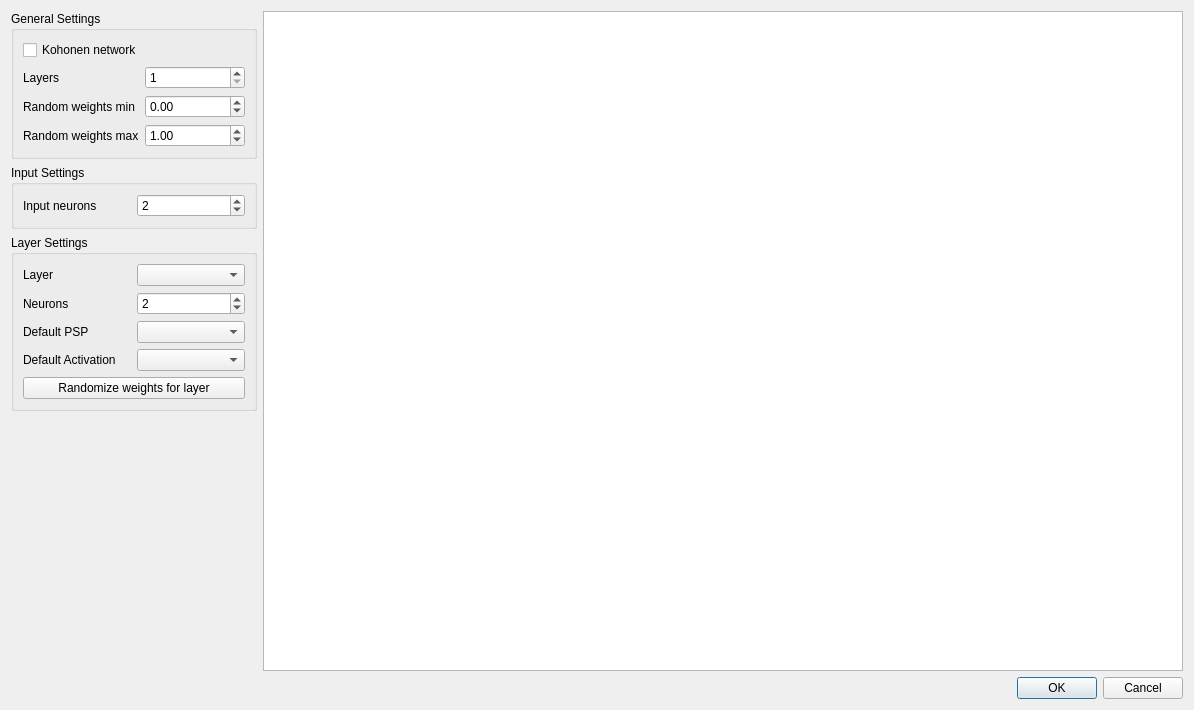
Before: the Qt Designer form NeuralNetwork/pl/edu/agh/neural/gui/creator/NetworkCreatorUi.ui in Pharisaeus/Neural, drawn with Qt 5.
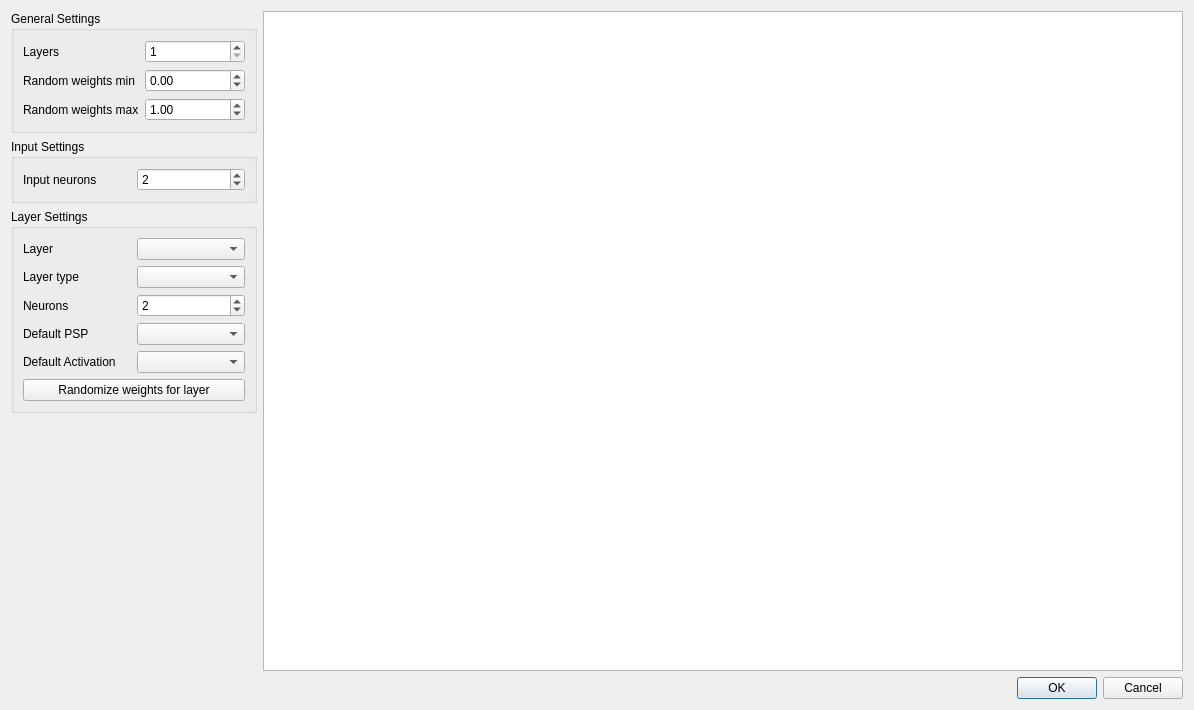
After: the same form once the commit is applied.

```diff
--- a/NeuralNetwork/pl/edu/agh/neural/gui/creator/NetworkCreatorUi.ui
+++ b/NeuralNetwork/pl/edu/agh/neural/gui/creator/NetworkCreatorUi.ui
@@ -26,14 +26,7 @@
          <layout class="QHBoxLayout" name="horizontalLayout_4">
           <item>
            <layout class="QGridLayout" name="gridLayout_2">
-            <item row="2" column="0">
-             <widget class="QLabel" name="label">
-              <property name="text">
-               <string>Layers</string>
-              </property>
-             </widget>
-            </item>
-            <item row="2" column="1">
+            <item row="1" column="1">
              <widget class="QSpinBox" name="layersEdit">
               <property name="minimum">
                <number>1</number>
@@ -46,37 +39,7 @@
               </property>
              </widget>
             </item>
-            <item row="3" column="0">
-             <widget class="QLabel" name="label_6">
-              <property name="text">
-               <string>Random weights min</string>
-              </property>
-             </widget>
-            </item>
             <item row="3" column="1">
-             <widget class="QDoubleSpinBox" name="minWeights">
-              <property name="minimumSize">
-               <size>
-                <width>100</width>
-                <height>0</height>
-               </size>
-              </property>
-              <property name="minimum">
-               <double>-100.000000000000000</double>
-              </property>
-              <property name="maximum">
-               <double>100.000000000000000</double>
-              </property>
-             </widget>
-            </item>
-            <item row="4" column="0">
-             <widget class="QLabel" name="label_7">
-              <property name="text">
-               <string>Random weights max</string>
-              </property>
-             </widget>
-            </item>
-            <item row="4" column="1">
              <widget class="QDoubleSpinBox" name="maxWeights">
               <property name="minimumSize">
                <size>
@@ -101,10 +64,40 @@
               </property>
              </widget>
             </item>
-            <item row="1" column="0" colspan="2">
-             <widget class="QCheckBox" name="kohonenNetwork">
+            <item row="3" column="0">
+             <widget class="QLabel" name="label_7">
               <property name="text">
-               <string>Kohonen network</string>
+               <string>Random weights max</string>
+              </property>
+             </widget>
+            </item>
+            <item row="2" column="0">
+             <widget class="QLabel" name="label_6">
+              <property name="text">
+               <string>Random weights min</string>
+              </property>
+             </widget>
+            </item>
+            <item row="2" column="1">
+             <widget class="QDoubleSpinBox" name="minWeights">
+              <property name="minimumSize">
+               <size>
+                <width>100</width>
+                <height>0</height>
+               </size>
+              </property>
+              <property name="minimum">
+               <double>-100.000000000000000</double>
+              </property>
+              <property name="maximum">
+               <double>100.000000000000000</double>
+              </property>
+             </widget>
+            </item>
+            <item row="1" column="0">
+             <widget class="QLabel" name="label">
+              <property name="text">
+               <string>Layers</string>
               </property>
              </widget>
             </item>
@@ -154,13 +147,6 @@
          <layout class="QVBoxLayout" name="verticalLayout_3">
           <item>
            <layout class="QGridLayout" name="gridLayout">
-            <item row="0" column="0">
-             <widget class="QLabel" name="layerLabel">
-              <property name="text">
-               <string>Layer</string>
-              </property>
-             </widget>
-            </item>
             <item row="0" column="1">
              <widget class="QComboBox" name="layerComboBox">
               <property name="minimumSize">
@@ -177,57 +163,21 @@
               </property>
              </widget>
             </item>
-            <item row="1" column="0">
+            <item row="2" column="0">
              <widget class="QLabel" name="neuronsLabel">
               <property name="text">
                <string>Neurons</string>
               </property>
              </widget>
             </item>
-            <item row="1" column="1">
-             <widget class="QSpinBox" name="neuronsEdit">
-              <property name="minimumSize">
-               <size>
-                <width>100</width>
-                <height>0</height>
-               </size>
-              </property>
-              <property name="minimum">
-               <number>1</number>
-              </property>
-              <property name="maximum">
-               <number>10</number>
-              </property>
-              <property name="value">
-               <number>2</number>
-              </property>
-             </widget>
-            </item>
-            <item row="2" column="0">
-             <widget class="QLabel" name="pSPLabel_2">
-              <property name="text">
-               <string>Default PSP</string>
-              </property>
-             </widget>
-            </item>
-            <item row="2" column="1">
-             <widget class="QComboBox" name="defaultPSPComboBox">
-              <property name="minimumSize">
-               <size>
-                <width>100</width>
-                <height>0</height>
-               </size>
-              </property>
-             </widget>
-            </item>
-            <item row="3" column="0">
+            <item row="4" column="0">
              <widget class="QLabel" name="activationLabel_2">
               <property name="text">
                <string>Default Activation</string>
               </property>
              </widget>
             </item>
-            <item row="3" column="1">
+            <item row="4" column="1">
              <widget class="QComboBox" name="defaultActivationComboBox">
               <property name="minimumSize">
                <size>
@@ -237,13 +187,66 @@
               </property>
              </widget>
             </item>
-            <item row="6" column="0" colspan="2">
+            <item row="7" column="0" colspan="2">
              <widget class="QPushButton" name="randomizeWeightsButton">
               <property name="text">
                <string>Randomize weights for layer</string>
               </property>
              </widget>
             </item>
+            <item row="2" column="1">
+             <widget class="QSpinBox" name="neuronsEdit">
+              <property name="minimumSize">
+               <size>
+                <width>100</width>
+                <height>0</height>
+               </size>
+              </property>
+              <property name="minimum">
+               <number>1</number>
+              </property>
+              <property name="maximum">
+               <number>10</number>
+              </property>
+              <property name="value">
+               <number>2</number>
+              </property>
+             </widget>
+            </item>
+            <item row="3" column="0">
+             <widget class="QLabel" name="pSPLabel_2">
+              <property name="text">
+               <string>Default PSP</string>
+              </property>
+             </widget>
+            </item>
+            <item row="3" column="1">
+             <widget class="QComboBox" name="defaultPSPComboBox">
+              <property name="minimumSize">
+               <size>
+                <width>100</width>
+                <height>0</height>
+               </size>
+              </property>
+             </widget>
+            </item>
+            <item row="0" column="0">
+             <widget class="QLabel" name="layerLabel">
+              <property name="text">
+               <string>Layer</string>
+              </property>
+             </widget>
+            </item>
+            <item row="1" column="1">
+             <widget class="QComboBox" name="layerTypeSelector"/>
+            </item>
+            <item row="1" column="0">
+             <widget class="QLabel" name="label_2">
+              <property name="text">
+               <string>Layer type</string>
+              </property>
+             </widget>
+            </item>
            </layout>
           </item>
          </layout>
```
Left out of the diff: 20 changed lines with no effect on the pictures.
